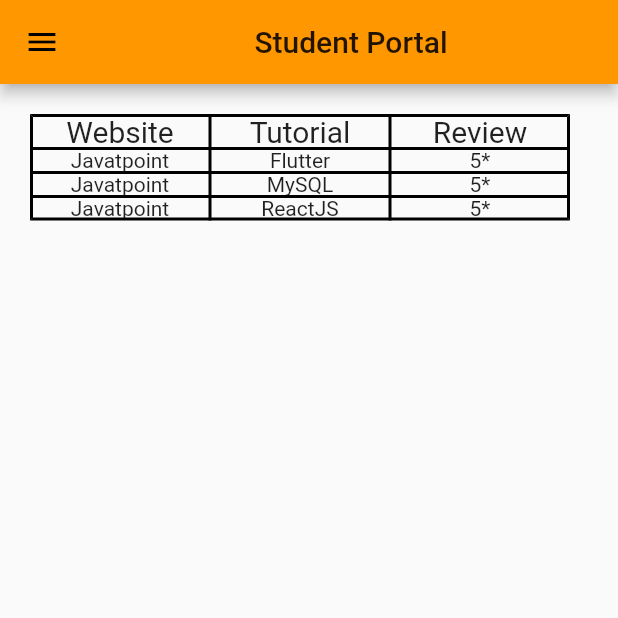
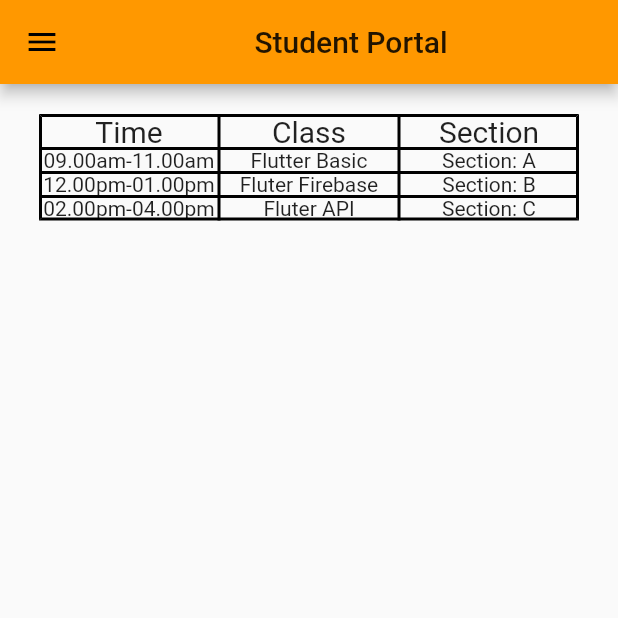
Before and after one commit to imam-swe/Student-Management-, a Flutter app: the Student_page screen opened directly with empty values, on a phone screen of 412 x 824 dp, the top half of it. Run offline on Flutter 3.47's test engine with Material 2 defaults, Android fonts, the phone set to English and light mode, and no system bars; our stand-ins replace cloud_firestore, firebase_auth, firebase_core, flutter_signin_button; accounts and stored records are empty; statements that could not run were skipped.

Commit message:
update feature

```diff
--- a/lib/screens/signinScreens/login_page.dart
+++ b/lib/screens/signinScreens/login_page.dart
@@ -4,7 +4,7 @@
 import 'package:flutter_signin_button/flutter_signin_button.dart';
 import 'package:i_school/screens/studentScreens/studentpage.dart';
 import 'package:i_school/screens/teacherScreens/teacherpage.dart';
-import 'package:i_school/services/authService.dart';
+//import 'package:i_school/services/authService.dart';
 
 class LoginScreen extends StatefulWidget {
   static const routeName = '/login';
--- a/lib/screens/studentScreens/studentpage.dart
+++ b/lib/screens/studentScreens/studentpage.dart
@@ -1,7 +1,8 @@
 import 'package:flutter/cupertino.dart';
 import 'package:flutter/material.dart';
-
+import 'package:cloud_firestore/cloud_firestore.dart';
 import 'package:i_school/screens/studentScreens/drawer_st.dart';
+import 'package:i_school/screens/teacherScreens/teacherpage.dart';
 
 // ignore: must_be_immutable
 class Student_page extends StatefulWidget {
@@ -59,33 +60,35 @@
                 children: [
                   TableRow(children: [
                     Column(children: [
-                      Text('Website', style: TextStyle(fontSize: 20.0))
+                      Text('Time', style: TextStyle(fontSize: 20.0))
                     ]),
                     Column(children: [
-                      Text('Tutorial', style: TextStyle(fontSize: 20.0))
+                      Text('Class', style: TextStyle(fontSize: 20.0))
                     ]),
                     Column(children: [
-                      Text('Review', style: TextStyle(fontSize: 20.0))
+                      Text('Section', style: TextStyle(fontSize: 20.0))
                     ]),
                   ]),
                   TableRow(children: [
-                    Column(children: [Text('Javatpoint')]),
-                    Column(children: [Text('Flutter')]),
-                    Column(children: [Text('5*')]),
+                    Column(children: [Text('09.00am-11.00am')]),
+                    Column(children: [Text('Flutter Basic')]),
+                    Column(children: [Text('Section: A')]),
                   ]),
                   TableRow(children: [
-                    Column(children: [Text('Javatpoint')]),
-                    Column(children: [Text('MySQL')]),
-                    Column(children: [Text('5*')]),
+                    Column(children: [Text('12.00pm-01.00pm')]),
+                    Column(children: [Text('Fluter Firebase')]),
+                    Column(children: [Text('Section: B')]),
                   ]),
                   TableRow(children: [
-                    Column(children: [Text('Javatpoint')]),
-                    Column(children: [Text('ReactJS')]),
-                    Column(children: [Text('5*')]),
+                    Column(children: [Text('02.00pm-04.00pm')]),
+                    Column(children: [Text('Fluter API')]),
+                    Column(children: [Text('Section: C')]),
                   ]),
                 ],
               ),
             ),
+            //Show notice board
+            Container(),
           ],
         ),
       ),
--- a/lib/services/authService.dart
+++ b/lib/services/authService.dart
@@ -1,4 +1,4 @@
-import '../users/userDetection.dart';
+//import '../users/userDetection.dart';
 import 'package:firebase_auth/firebase_auth.dart' as auth;
 import 'package:cloud_firestore/cloud_firestore.dart';
 
```
Also changed, not shown: lib/screens/teacherScreens/teacherpage.dart (+46 -2 lines), 5 other files.
